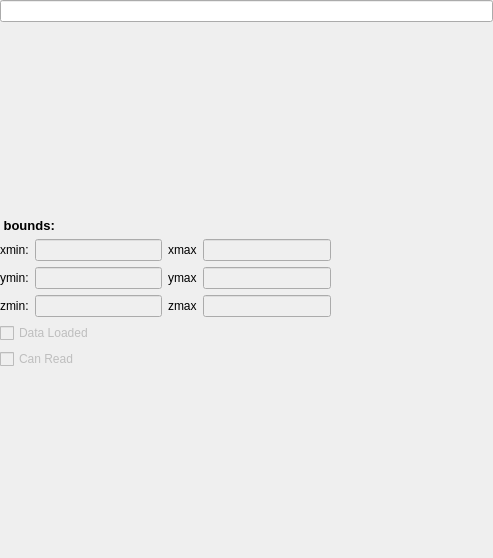
This is src/mafResources/vmeGeneric.ui in tartarini/MAF3 as Qt 5 draws it before an edit. The edited form follows.
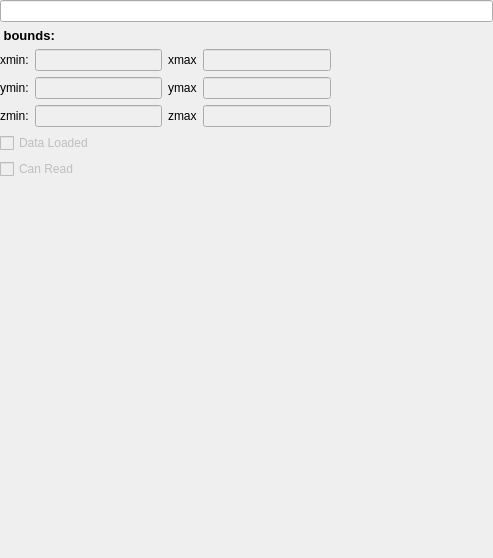
This is the edited form.

Commit message: Moved gui on top

The edit to the form file:
```diff
--- a/src/mafResources/vmeGeneric.ui
+++ b/src/mafResources/vmeGeneric.ui
@@ -30,19 +30,6 @@
      </property>
     </widget>
    </item>
-   <item>
-    <spacer name="verticalSpacer">
-     <property name="orientation">
-      <enum>Qt::Vertical</enum>
-     </property>
-     <property name="sizeHint" stdset="0">
-      <size>
-       <width>20</width>
-       <height>40</height>
-      </size>
-     </property>
-    </spacer>
-   </item>
    <item>
     <widget class="QLabel" name="label">
      <property name="font">
```
